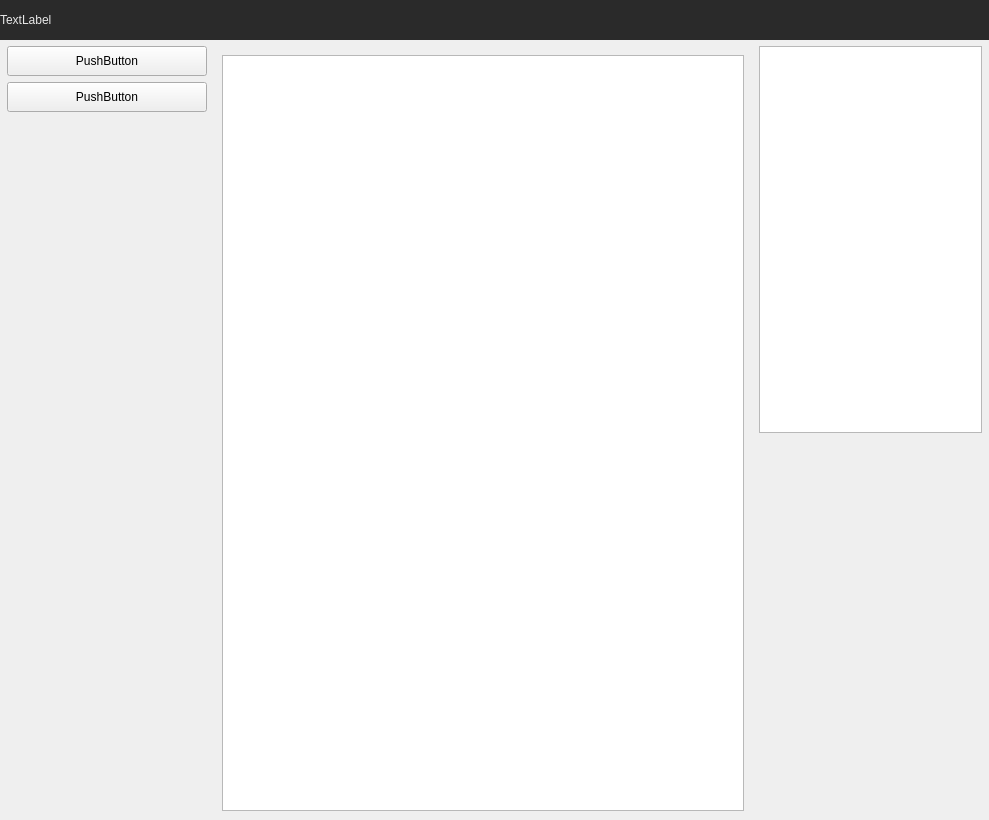
Above: ui/mainwindow.ui from Korostast/chat-database-project before the change. Below: the same form after it.
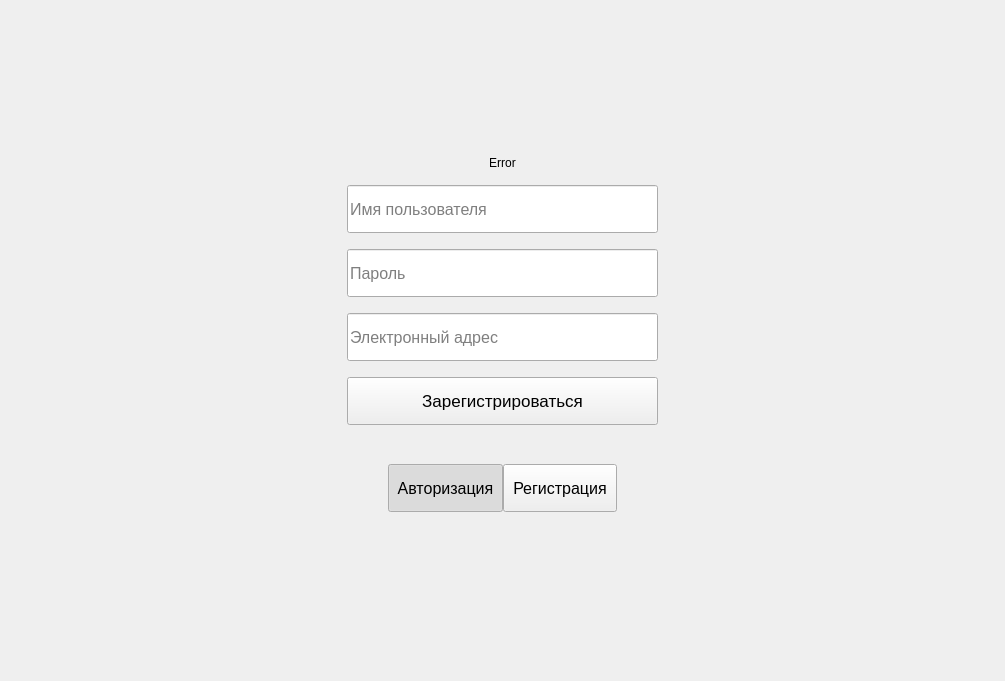
That is the form after the change.

```diff
--- a/ui/mainwindow.ui
+++ b/ui/mainwindow.ui
@@ -6,15 +6,15 @@
    <rect>
     <x>0</x>
     <y>0</y>
-    <width>989</width>
-    <height>820</height>
+    <width>1005</width>
+    <height>681</height>
    </rect>
   </property>
   <property name="windowTitle">
    <string>MainWindow</string>
   </property>
   <widget class="QWidget" name="centralwidget">
-   <layout class="QVBoxLayout" name="verticalLayout_5">
+   <layout class="QGridLayout" name="gridLayout">
     <property name="leftMargin">
      <number>0</number>
     </property>
@@ -27,16 +27,104 @@
     <property name="bottomMargin">
      <number>0</number>
     </property>
+    <item row="1" column="0">
+     <widget class="QStackedWidget" name="app_stacked_widget">
+      <property name="currentIndex">
+       <number>0</number>
+      </property>
+      <widget class="QWidget" name="page">
+       <layout class="QGridLayout" name="gridLayout_7" rowstretch="0,0,0,0,0,0">
+        <item row="5" column="1">
+         <spacer name="verticalSpacer">
+          <property name="orientation">
+           <enum>Qt::Vertical</enum>
+          </property>
+          <property name="sizeHint" stdset="0">
+           <size>
+            <width>20</width>
+            <height>40</height>
+           </size>
+          </property>
+         </spacer>
+        </item>
+        <item row="0" column="1">
+         <layout class="QVBoxLayout" name="verticalLayout">
     <item>
-     <layout class="QHBoxLayout" name="horizontalLayout">
+           <spacer name="verticalSpacer_2">
+            <property name="orientation">
+             <enum>Qt::Vertical</enum>
+            </property>
+            <property name="sizeType">
+             <enum>QSizePolicy::Expanding</enum>
+            </property>
+            <property name="sizeHint" stdset="0">
+             <size>
+              <width>20</width>
+              <height>40</height>
+             </size>
+            </property>
+           </spacer>
+          </item>
       <item>
-       <widget class="QLabel" name="label">
+           <widget class="QLabel" name="auth_register_error_label">
         <property name="sizePolicy">
-         <sizepolicy hsizetype="Preferred" vsizetype="Fixed">
+             <sizepolicy hsizetype="Preferred" vsizetype="Preferred">
           <horstretch>0</horstretch>
           <verstretch>0</verstretch>
          </sizepolicy>
         </property>
+            <property name="text">
+             <string>Error</string>
+            </property>
+            <property name="alignment">
+             <set>Qt::AlignBottom|Qt::AlignHCenter</set>
+            </property>
+            <property name="wordWrap">
+             <bool>false</bool>
+            </property>
+           </widget>
+          </item>
+         </layout>
+        </item>
+        <item row="3" column="5">
+         <spacer name="horizontalSpacer_2">
+          <property name="orientation">
+           <enum>Qt::Horizontal</enum>
+          </property>
+          <property name="sizeHint" stdset="0">
+           <size>
+            <width>40</width>
+            <height>20</height>
+           </size>
+          </property>
+         </spacer>
+        </item>
+        <item row="3" column="1">
+         <widget class="QStackedWidget" name="authentification_stacked_widget">
+          <property name="currentIndex">
+           <number>1</number>
+          </property>
+          <widget class="QWidget" name="page_3">
+           <layout class="QGridLayout" name="gridLayout_8">
+            <item row="1" column="1">
+             <layout class="QVBoxLayout" name="auth_layout">
+              <property name="spacing">
+               <number>16</number>
+              </property>
+              <property name="leftMargin">
+               <number>0</number>
+              </property>
+              <property name="bottomMargin">
+               <number>24</number>
+              </property>
+              <item>
+               <widget class="QLineEdit" name="auth_password_edit">
+                <property name="sizePolicy">
+                 <sizepolicy hsizetype="Expanding" vsizetype="Fixed">
+                  <horstretch>0</horstretch>
+                  <verstretch>0</verstretch>
+                 </sizepolicy>
+                </property>
         <property name="minimumSize">
          <size>
           <width>0</width>
@@ -54,10 +142,253 @@
       </item>
      </layout>
     </item>
+           </layout>
+          </widget>
+          <widget class="QWidget" name="page_4">
+           <layout class="QGridLayout" name="gridLayout_9">
+            <item row="0" column="0">
+             <layout class="QVBoxLayout" name="register_layout">
+              <property name="spacing">
+               <number>16</number>
+              </property>
+              <property name="leftMargin">
+               <number>0</number>
+              </property>
+              <property name="bottomMargin">
+               <number>24</number>
+              </property>
     <item>
-     <layout class="QGridLayout" name="gridLayout_2" columnstretch="0,0,0,0,0" columnminimumwidth="1,200,1,1,1">
+               <widget class="QLineEdit" name="register_username_edit">
+                <property name="sizePolicy">
+                 <sizepolicy hsizetype="Expanding" vsizetype="Fixed">
+                  <horstretch>0</horstretch>
+                  <verstretch>0</verstretch>
+                 </sizepolicy>
+                </property>
+                <property name="minimumSize">
+                 <size>
+                  <width>0</width>
+                  <height>48</height>
+                 </size>
+                </property>
+                <property name="maximumSize">
+                 <size>
+                  <width>320</width>
+                  <height>16777215</height>
+                 </size>
+                </property>
+                <property name="font">
+                 <font>
+                  <pointsize>12</pointsize>
+                 </font>
+                </property>
+                <property name="layoutDirection">
+                 <enum>Qt::LeftToRight</enum>
+                </property>
+                <property name="placeholderText">
+                 <string>Имя пользователя</string>
+                </property>
+               </widget>
+              </item>
+              <item>
+               <widget class="QLineEdit" name="register_password_edit">
+                <property name="sizePolicy">
+                 <sizepolicy hsizetype="Expanding" vsizetype="Fixed">
+                  <horstretch>0</horstretch>
+                  <verstretch>0</verstretch>
+                 </sizepolicy>
+                </property>
+                <property name="minimumSize">
+                 <size>
+                  <width>0</width>
+                  <height>48</height>
+                 </size>
+                </property>
+                <property name="maximumSize">
+                 <size>
+                  <width>320</width>
+                  <height>16777215</height>
+                 </size>
+                </property>
+                <property name="font">
+                 <font>
+                  <pointsize>12</pointsize>
+                 </font>
+                </property>
+                <property name="layoutDirection">
+                 <enum>Qt::LeftToRight</enum>
+                </property>
+                <property name="frame">
+                 <bool>true</bool>
+                </property>
+                <property name="echoMode">
+                 <enum>QLineEdit::Password</enum>
+                </property>
+                <property name="placeholderText">
+                 <string>Пароль</string>
+                </property>
+               </widget>
+              </item>
+              <item>
+               <widget class="QLineEdit" name="register_email_edit">
+                <property name="sizePolicy">
+                 <sizepolicy hsizetype="Expanding" vsizetype="Fixed">
+                  <horstretch>0</horstretch>
+                  <verstretch>0</verstretch>
+                 </sizepolicy>
+                </property>
+                <property name="minimumSize">
+                 <size>
+                  <width>0</width>
+                  <height>48</height>
+                 </size>
+                </property>
+                <property name="maximumSize">
+                 <size>
+                  <width>320</width>
+                  <height>16777215</height>
+                 </size>
+                </property>
+                <property name="font">
+                 <font>
+                  <pointsize>12</pointsize>
+                 </font>
+                </property>
+                <property name="placeholderText">
+                 <string>Электронный адрес</string>
+                </property>
+               </widget>
+              </item>
+              <item>
+               <widget class="QPushButton" name="register_button">
+                <property name="sizePolicy">
+                 <sizepolicy hsizetype="Minimum" vsizetype="Fixed">
+                  <horstretch>0</horstretch>
+                  <verstretch>0</verstretch>
+                 </sizepolicy>
+                </property>
+                <property name="minimumSize">
+                 <size>
+                  <width>100</width>
+                  <height>48</height>
+                 </size>
+                </property>
+                <property name="maximumSize">
+                 <size>
+                  <width>320</width>
+                  <height>16777215</height>
+                 </size>
+                </property>
+                <property name="font">
+                 <font>
+                  <pointsize>13</pointsize>
+                 </font>
+                </property>
+                <property name="text">
+                 <string>Зарегистрироваться</string>
+                </property>
+               </widget>
+              </item>
+             </layout>
+            </item>
+           </layout>
+          </widget>
+         </widget>
+        </item>
+        <item row="4" column="1">
+         <layout class="QHBoxLayout" name="horizontalLayout_5">
+          <property name="spacing">
+           <number>0</number>
+          </property>
+          <property name="leftMargin">
+           <number>50</number>
+          </property>
+          <property name="rightMargin">
+           <number>50</number>
+          </property>
+          <item>
+           <widget class="QPushButton" name="switch_auth_button">
+            <property name="minimumSize">
+             <size>
+              <width>0</width>
+              <height>48</height>
+             </size>
+            </property>
+            <property name="font">
+             <font>
+              <pointsize>12</pointsize>
+             </font>
+            </property>
+            <property name="text">
+             <string>Авторизация</string>
+            </property>
+            <property name="checkable">
+             <bool>true</bool>
+            </property>
+            <property name="checked">
+             <bool>true</bool>
+            </property>
+           </widget>
+          </item>
+          <item>
+           <widget class="QPushButton" name="switch_register_button">
+            <property name="minimumSize">
+             <size>
+              <width>0</width>
+              <height>48</height>
+             </size>
+            </property>
+            <property name="font">
+             <font>
+              <pointsize>12</pointsize>
+             </font>
+            </property>
+            <property name="text">
+             <string>Регистрация</string>
+            </property>
+            <property name="checkable">
+             <bool>true</bool>
+            </property>
+           </widget>
+          </item>
+         </layout>
+        </item>
+        <item row="3" column="0">
+         <spacer name="horizontalSpacer">
+          <property name="orientation">
+           <enum>Qt::Horizontal</enum>
+          </property>
+          <property name="sizeHint" stdset="0">
+           <size>
+            <width>40</width>
+            <height>20</height>
+           </size>
+          </property>
+         </spacer>
+        </item>
+       </layout>
+      </widget>
+      <widget class="QWidget" name="page_2">
+       <layout class="QGridLayout" name="gridLayout_6">
+        <property name="leftMargin">
+         <number>0</number>
+        </property>
+        <property name="topMargin">
+         <number>0</number>
+        </property>
+        <property name="rightMargin">
+         <number>0</number>
+        </property>
+        <property name="bottomMargin">
+         <number>0</number>
+        </property>
+        <property name="horizontalSpacing">
+         <number>0</number>
+        </property>
+        <item row="1" column="0">
+         <layout class="QGridLayout" name="gridLayout_3" columnstretch="0,0,0,0,0" columnminimumwidth="1,200,1,1,1">
       <item row="0" column="4">
-       <spacer name="horizontalSpacer_4">
+           <spacer name="horizontalSpacer_5">
         <property name="orientation">
          <enum>Qt::Horizontal</enum>
         </property>
@@ -70,7 +401,7 @@
        </spacer>
       </item>
       <item row="0" column="0">
-       <spacer name="horizontalSpacer_3">
+           <spacer name="horizontalSpacer_6">
         <property name="orientation">
          <enum>Qt::Horizontal</enum>
         </property>
@@ -83,12 +414,12 @@
        </spacer>
       </item>
       <item row="0" column="1">
-       <layout class="QVBoxLayout" name="verticalLayout_3" stretch="1,1,20">
+           <layout class="QVBoxLayout" name="verticalLayout_5" stretch="1,1,20">
         <property name="leftMargin">
          <number>0</number>
         </property>
         <item>
-         <widget class="QPushButton" name="pushButton">
+             <widget class="QPushButton" name="pushButton_2">
           <property name="sizePolicy">
            <sizepolicy hsizetype="Preferred" vsizetype="Fixed">
             <horstretch>0</horstretch>
@@ -107,7 +438,7 @@
          </widget>
         </item>
         <item>
-         <widget class="QPushButton" name="pushButton_3">
+             <widget class="QPushButton" name="pushButton_4">
           <property name="sizePolicy">
            <sizepolicy hsizetype="Preferred" vsizetype="Fixed">
             <horstretch>0</horstretch>
@@ -126,7 +457,7 @@
          </widget>
         </item>
         <item>
-         <spacer name="verticalSpacer_4">
+             <spacer name="verticalSpacer_5">
           <property name="orientation">
            <enum>Qt::Vertical</enum>
           </property>
@@ -141,7 +472,7 @@
        </layout>
       </item>
       <item row="0" column="3">
-       <layout class="QVBoxLayout" name="verticalLayout_4">
+           <layout class="QVBoxLayout" name="verticalLayout_6">
         <item>
          <widget class="QListWidget" name="listWidget_3">
           <property name="enabled">
@@ -177,7 +508,7 @@
        </layout>
       </item>
       <item row="0" column="2">
-       <widget class="QStackedWidget" name="stackedWidget">
+           <widget class="QStackedWidget" name="stackedWidget_3">
         <property name="sizePolicy">
          <sizepolicy hsizetype="Fixed" vsizetype="Preferred">
           <horstretch>0</horstretch>
@@ -202,9 +533,55 @@
       </item>
      </layout>
     </item>
-   </layout>
-  </widget>
- </widget>
+        <item row="0" column="0">
+         <layout class="QHBoxLayout" name="horizontalLayout">
+          <item>
+           <widget class="QLabel" name="label">
+            <property name="sizePolicy">
+             <sizepolicy hsizetype="Preferred" vsizetype="Fixed">
+              <horstretch>0</horstretch>
+              <verstretch>0</verstretch>
+             </sizepolicy>
+            </property>
+            <property name="minimumSize">
+             <size>
+              <width>0</width>
+              <height>40</height>
+             </size>
+            </property>
+            <property name="styleSheet">
+             <string notr="true">background-color: rgb(42, 42, 42);
+color: rgb(231, 231, 231);</string>
+            </property>
+            <property name="text">
+             <string>TextLabel</string>
+            </property>
+           </widget>
+          </item>
+         </layout>
+        </item>
+       </layout>
+      </widget>
+     </widget>
+    </item>
+   </layout>
+  </widget>
+ </widget>
+ <tabstops>
+  <tabstop>register_username_edit</tabstop>
+  <tabstop>register_password_edit</tabstop>
+  <tabstop>register_email_edit</tabstop>
+  <tabstop>register_button</tabstop>
+  <tabstop>auth_password_edit</tabstop>
+  <tabstop>auth_email_edit</tabstop>
+  <tabstop>sign_in_button</tabstop>
+  <tabstop>switch_auth_button</tabstop>
+  <tabstop>switch_register_button</tabstop>
+  <tabstop>chat_list</tabstop>
+  <tabstop>pushButton_4</tabstop>
+  <tabstop>pushButton_2</tabstop>
+  <tabstop>listWidget_4</tabstop>
+ </tabstops>
  <resources/>
  <connections/>
 </ui>
```
Left out of the diff: 105 changed lines with no effect on the pictures. Lines whose indentation alone changed are shown as unchanged.
